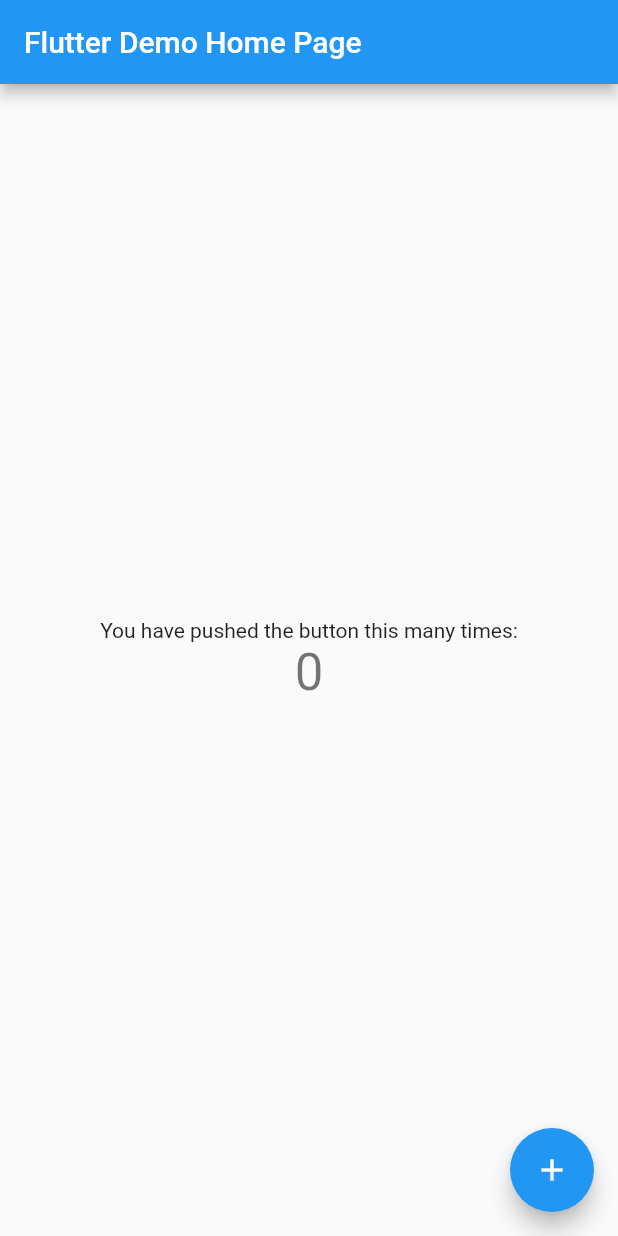
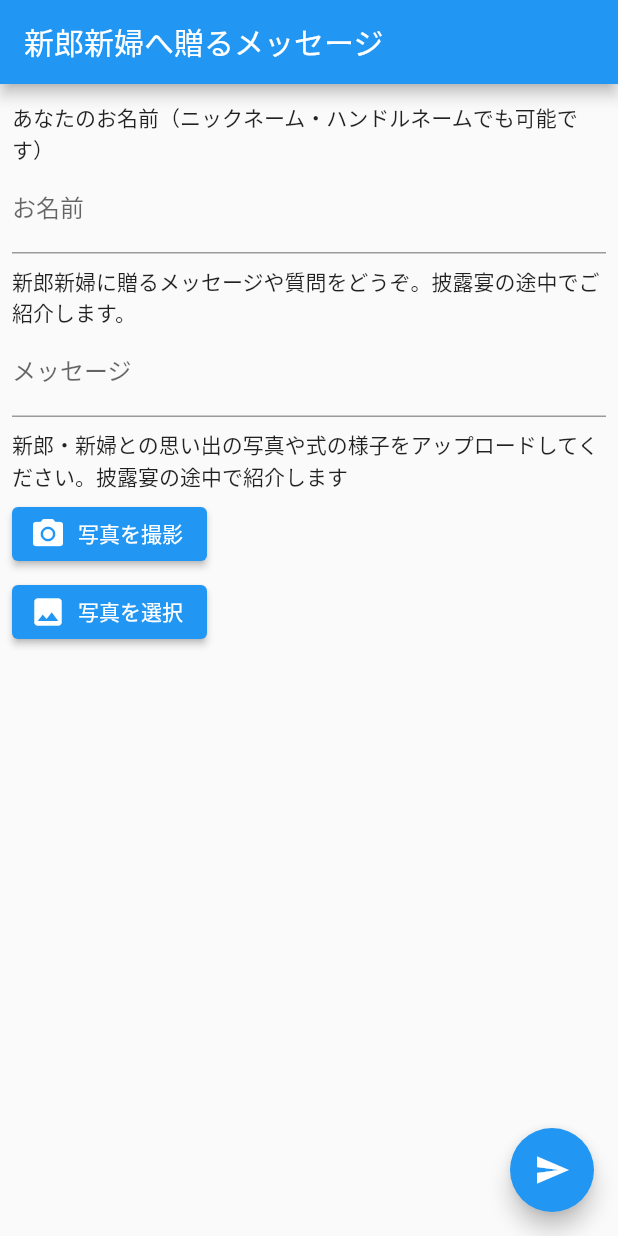
Before and after one commit to numa08/message-form, a Flutter app: the screen it shows after launch, on a phone screen of 412 x 824 dp. Run offline on Flutter 3.47's test engine with Material 2 defaults, Android fonts, the phone set to English and light mode, and no system bars; our stand-ins replace firebase_core; accounts and stored records are empty; statements that could not run were skipped.

Commit message:
最低限のレイアウトを実装した

```diff
--- a/app/lib/main.dart
+++ b/app/lib/main.dart
@@ -1,6 +1,7 @@
 import 'package:firebase_core/firebase_core.dart';
 import 'package:flutter/material.dart';
 import 'package:message_form/firebase_options.dart';
+import 'package:message_form/screen/form_screen.dart';
 
 void main() async {
   await Firebase.initializeApp(
@@ -18,103 +19,9 @@
     return MaterialApp(
       title: 'Flutter Demo',
       theme: ThemeData(
-        // This is the theme of your application.
-        //
-        // Try running your application with "flutter run". You'll see the
-        // application has a blue toolbar. Then, without quitting the app, try
-        // changing the primarySwatch below to Colors.green and then invoke
-        // "hot reload" (press "r" in the console where you ran "flutter run",
-        // or simply save your changes to "hot reload" in a Flutter IDE).
-        // Notice that the counter didn't reset back to zero; the application
-        // is not restarted.
         primarySwatch: Colors.blue,
       ),
-      home: const MyHomePage(title: 'Flutter Demo Home Page'),
+      home: const FormScreen(),
     );
   }
 }
-
-class MyHomePage extends StatefulWidget {
-  const MyHomePage({Key? key, required this.title}) : super(key: key);
-
-  // This widget is the home page of your application. It is stateful, meaning
-  // that it has a State object (defined below) that contains fields that affect
-  // how it looks.
-
-  // This class is the configuration for the state. It holds the values (in this
-  // case the title) provided by the parent (in this case the App widget) and
-  // used by the build method of the State. Fields in a Widget subclass are
-  // always marked "final".
-
-  final String title;
-
-  @override
-  State<MyHomePage> createState() => _MyHomePageState();
-}
-
-class _MyHomePageState extends State<MyHomePage> {
-  int _counter = 0;
-
-  void _incrementCounter() {
-    setState(() {
-      // This call to setState tells the Flutter framework that something has
-      // changed in this State, which causes it to rerun the build method below
-      // so that the display can reflect the updated values. If we changed
-      // _counter without calling setState(), then the build method would not be
-      // called again, and so nothing would appear to happen.
-      _counter++;
-    });
-  }
-
-  @override
-  Widget build(BuildContext context) {
-    // This method is rerun every time setState is called, for instance as done
-    // by the _incrementCounter method above.
-    //
-    // The Flutter framework has been optimized to make rerunning build methods
-    // fast, so that you can just rebuild anything that needs updating rather
-    // than having to individually change instances of widgets.
-    return Scaffold(
-      appBar: AppBar(
-        // Here we take the value from the MyHomePage object that was created by
-        // the App.build method, and use it to set our appbar title.
-        title: Text(widget.title),
-      ),
-      body: Center(
-        // Center is a layout widget. It takes a single child and positions it
-        // in the middle of the parent.
-        child: Column(
-          // Column is also a layout widget. It takes a list of children and
-          // arranges them vertically. By default, it sizes itself to fit its
-          // children horizontally, and tries to be as tall as its parent.
-          //
-          // Invoke "debug painting" (press "p" in the console, choose the
-          // "Toggle Debug Paint" action from the Flutter Inspector in Android
-          // Studio, or the "Toggle Debug Paint" command in Visual Studio Code)
-          // to see the wireframe for each widget.
-          //
-          // Column has various properties to control how it sizes itself and
-          // how it positions its children. Here we use mainAxisAlignment to
-          // center the children vertically; the main axis here is the vertical
-          // axis because Columns are vertical (the cross axis would be
-          // horizontal).
-          mainAxisAlignment: MainAxisAlignment.center,
-          children: <Widget>[
-            const Text(
-              'You have pushed the button this many times:',
-            ),
-            Text(
-              '$_counter',
-              style: Theme.of(context).textTheme.headline4,
-            ),
-          ],
-        ),
-      ),
-      floatingActionButton: FloatingActionButton(
-        onPressed: _incrementCounter,
-        tooltip: 'Increment',
-        child: const Icon(Icons.add),
-      ), // This trailing comma makes auto-formatting nicer for build methods.
-    );
-  }
-}
--- /dev/null
+++ b/app/lib/screen/form_screen.dart
@@ -0,0 +1,117 @@
+import 'package:flutter/material.dart';
+
+class FormScreen extends StatefulWidget {
+  const FormScreen({Key? key}) : super(key: key);
+
+  @override
+  State<FormScreen> createState() => _FormScreenState();
+}
+
+class _FormScreenState extends State<FormScreen> {
+  @override
+  Widget build(BuildContext context) {
+    return _FormScreen(
+      onPressSend: () async {
+        showDialog(
+          context: context,
+          builder: (context) => _completeSendDialog(context),
+        );
+      },
+    );
+  }
+}
+
+class _FormScreen extends StatelessWidget {
+  const _FormScreen({
+    Key? key,
+    required this.onPressSend,
+  }) : super(key: key);
+
+  final VoidCallback onPressSend;
+
+  @override
+  Widget build(BuildContext context) {
+    return Scaffold(
+      appBar: AppBar(
+        title: const Text('新郎新婦へ贈るメッセージ'),
+      ),
+      floatingActionButton: FloatingActionButton(
+        onPressed: () {
+          onPressSend();
+        },
+        child: const Icon(Icons.send),
+      ),
+      body: SafeArea(
+        child: Form(
+          child: Padding(
+            padding: const EdgeInsets.only(
+              left: 8,
+              right: 8,
+              top: 8,
+            ),
+            child: Column(
+              mainAxisAlignment: MainAxisAlignment.start,
+              crossAxisAlignment: CrossAxisAlignment.start,
+              children: <Widget>[
+                const SizedBox(
+                  height: 4,
+                ),
+                const Text('あなたのお名前（ニックネーム・ハンドルネームでも可能です）'),
+                TextFormField(
+                  decoration: const InputDecoration(
+                    labelText: 'お名前',
+                  ),
+                ),
+                const SizedBox(
+                  height: 8,
+                ),
+                const Text('新郎新婦に贈るメッセージや質問をどうぞ。披露宴の途中でご紹介します。'),
+                TextFormField(
+                  decoration: const InputDecoration(
+                    labelText: 'メッセージ',
+                  ),
+                  maxLines: null,
+                ),
+                const SizedBox(
+                  height: 8,
+                ),
+                const Text('新郎・新婦との思い出の写真や式の様子をアップロードしてください。披露宴の途中で紹介します'),
+                const SizedBox(
+                  height: 4,
+                ),
+                ElevatedButton.icon(
+                  onPressed: () {},
+                  icon: const Icon(Icons.camera_alt),
+                  label: const Text('写真を撮影'),
+                ),
+                const SizedBox(
+                  height: 4,
+                ),
+                ElevatedButton.icon(
+                  onPressed: () {},
+                  icon: const Icon(Icons.image),
+                  label: const Text('写真を選択'),
+                ),
+              ],
+            ),
+          ),
+        ),
+      ),
+    );
+  }
+}
+
+AlertDialog _completeSendDialog(BuildContext context) {
+  return AlertDialog(
+    title: const Text('送信しました'),
+    content: const Text('メッセージを送信しました。メッセージは何度でも送信可能です。ぜひ、別のメッセージも贈ってください。'),
+    actions: [
+      ElevatedButton(
+        onPressed: () {
+          Navigator.of(context).pop();
+        },
+        child: const Text('OK'),
+      ),
+    ],
+  );
+}
```
